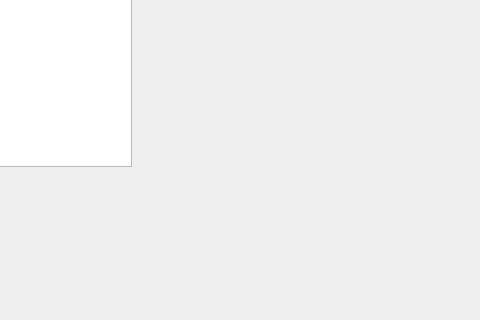
Before: the Qt Designer form src/test_qt_pkg/ui/mainwindow.ui in Silberbart007/Bachelorarbeit, drawn with Qt 5; both pictures show x 264 to 744 and y 85 to 405 of the 1232 by 813 pixel window.
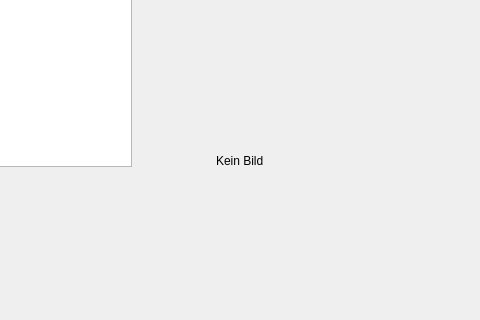
After: the same form once the commit is applied. Custom widgets are drawn as their Qt base class.

Commit message: Kameralabel added im Mainwindow

Diff of the .ui file:
```diff
--- a/src/test_qt_pkg/ui/mainwindow.ui
+++ b/src/test_qt_pkg/ui/mainwindow.ui
@@ -272,6 +272,32 @@
      </layout>
     </widget>
    </widget>
+   <widget class="MovableWidget" name="cam_widget" native="true">
+    <property name="geometry">
+     <rect>
+      <x>450</x>
+      <y>20</y>
+      <width>621</width>
+      <height>451</height>
+     </rect>
+    </property>
+    <widget class="QLabel" name="cam_label">
+     <property name="geometry">
+      <rect>
+       <x>30</x>
+       <y>30</y>
+       <width>551</width>
+       <height>391</height>
+      </rect>
+     </property>
+     <property name="text">
+      <string>Kein Bild</string>
+     </property>
+     <property name="scaledContents">
+      <bool>true</bool>
+     </property>
+    </widget>
+   </widget>
   </widget>
   <widget class="QMenuBar" name="menubar">
    <property name="geometry">
```
The commit also changes 2 other files.
